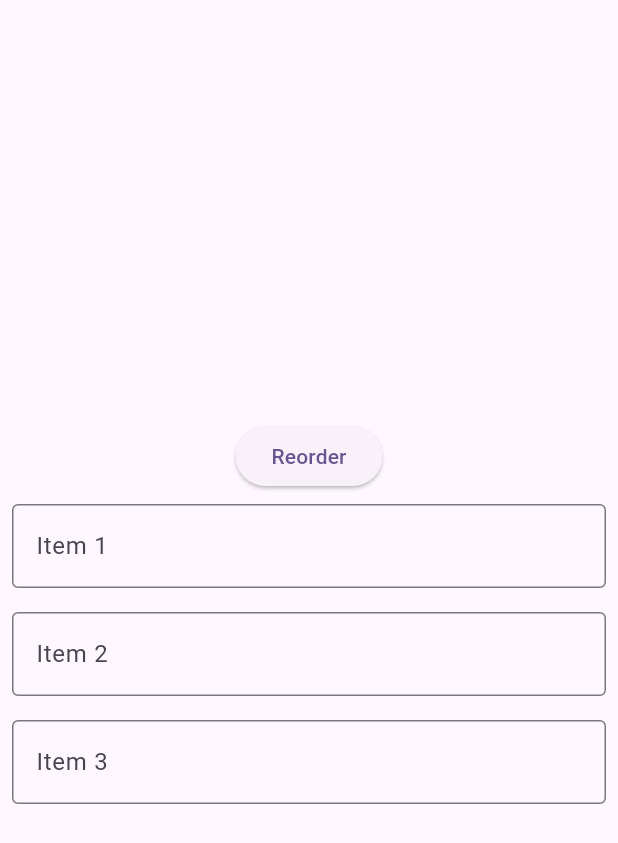
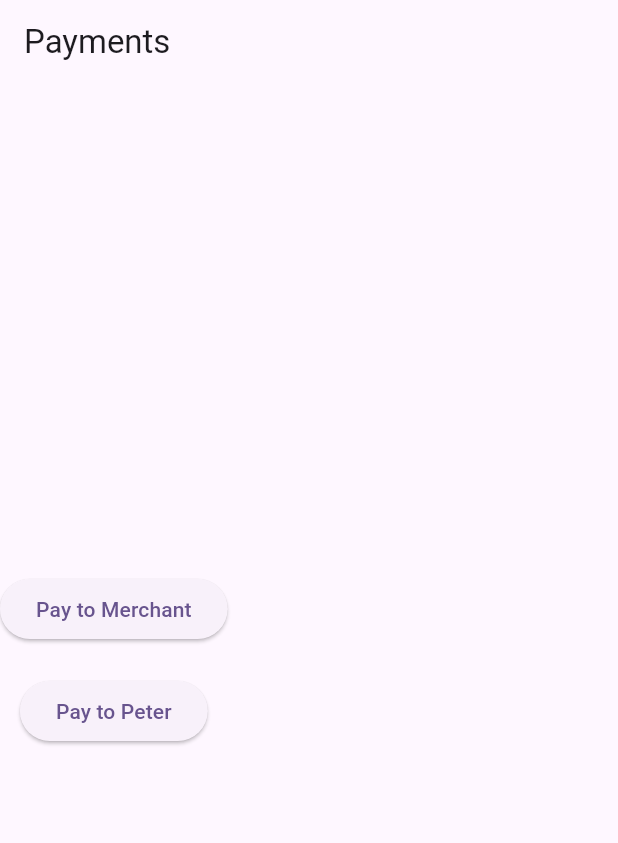
Before and after one commit to AtharvaParkale/flutter-practice, a Flutter app: the screen it shows after launch, on a phone screen of 412 x 824 dp. Shown: the top 843 px of the screen. Run offline on Flutter 3.47's test engine with Material 3 defaults, Android fonts, the phone set to English and light mode, and no system bars; our stand-ins replace bloc, flutter_bloc, get_it, shared_preferences.

Commit message:
:memo: add flutter impl example one

```diff
--- a/lib/features/design_patterns/behavioral/command_pattern/code/client.dart
+++ b/lib/features/design_patterns/behavioral/command_pattern/code/client.dart
@@ -3,9 +3,13 @@ import 'package:flutter_daily_practice/features/design_patterns/behavioral/comma
 import 'package:flutter_daily_practice/features/design_patterns/behavioral/command_pattern/code/receiver.dart';
 
 void main() {
+  // Here light has two functionalities
   final light = Light();
 
+  // We attach on command (When we need to turn on the light)
   final onCommand = LightOnCommand(light);
+
+  // We attach off command (When we need to turn off the light)
   final offCommand = LightOffCommand(light);
 
   final remote = RemoteControl();
--- /dev/null
+++ b/lib/features/design_patterns/behavioral/command_pattern/flutter_impl/button_example/command_pattern/pay_to_merchant_command.dart
@@ -0,0 +1,19 @@
+import 'package:flutter_daily_practice/features/design_patterns/behavioral/command_pattern/code/command_interface.dart';
+import 'package:flutter_daily_practice/features/design_patterns/behavioral/command_pattern/flutter_impl/button_example/command_pattern/payment_service.dart';
+
+class PayToMerchantCommand implements Command {
+  final PaymentService service;
+  final String merchantId;
+  final double amount;
+
+  PayToMerchantCommand({
+    required this.service,
+    required this.merchantId,
+    required this.amount,
+  });
+
+  @override
+  void execute() {
+    service.payToMerchant(merchantId, amount);
+  }
+}
--- /dev/null
+++ b/lib/features/design_patterns/behavioral/command_pattern/flutter_impl/button_example/command_pattern/pay_to_user_command.dart
@@ -0,0 +1,19 @@
+import 'package:flutter_daily_practice/features/design_patterns/behavioral/command_pattern/code/command_interface.dart';
+import 'package:flutter_daily_practice/features/design_patterns/behavioral/command_pattern/flutter_impl/button_example/command_pattern/payment_service.dart';
+
+class PayToUserCommand implements Command {
+  final PaymentService service;
+  final String userId;
+  final double amount;
+
+  PayToUserCommand({
+    required this.service,
+    required this.userId,
+    required this.amount,
+  });
+
+  @override
+  void execute() {
+    service.payToUser(userId, amount);
+  }
+}
--- /dev/null
+++ b/lib/features/design_patterns/behavioral/command_pattern/flutter_impl/button_example/command_pattern/payment_command.dart
@@ -0,0 +1,4 @@
+// This is the command interface
+abstract class PaymentCommand {
+  void execute();
+}
--- /dev/null
+++ b/lib/features/design_patterns/behavioral/command_pattern/flutter_impl/button_example/command_pattern/payment_service.dart
@@ -0,0 +1,13 @@
+// This is receiver (Actual payment logic)
+class PaymentService {
+
+  // User might opt this (Pay to merchant)
+  void payToMerchant(String merchantId, double amount) {
+    print("Paid ₹$amount to merchant: $merchantId");
+  }
+
+  // User might opt this (Pay to User)
+  void payToUser(String userId, double amount) {
+    print("Paid ₹$amount to user: $userId");
+  }
+}
--- /dev/null
+++ b/lib/features/design_patterns/behavioral/command_pattern/flutter_impl/button_example/payment_screen.dart
@@ -0,0 +1,47 @@
+import 'package:flutter/material.dart';
+import 'package:flutter_daily_practice/features/design_patterns/behavioral/command_pattern/flutter_impl/button_example/command_pattern/pay_to_merchant_command.dart';
+import 'package:flutter_daily_practice/features/design_patterns/behavioral/command_pattern/flutter_impl/button_example/command_pattern/pay_to_user_command.dart';
+import 'package:flutter_daily_practice/features/design_patterns/behavioral/command_pattern/flutter_impl/button_example/command_pattern/payment_service.dart';
+
+class PaymentScreen extends StatelessWidget {
+  final PaymentService service = PaymentService();
+
+  PaymentScreen({super.key});
+
+  @override
+  Widget build(BuildContext context) {
+    final merchantCommand = PayToMerchantCommand(
+      service: service,
+      merchantId: "MERCHANT_123",
+      amount: 500,
+    );
+
+    final p2pCommand = PayToUserCommand(
+      service: service,
+      userId: "PETER_456",
+      amount: 200,
+    );
+
+    return Scaffold(
+      appBar: AppBar(title: Text("Payments")),
+      body: Column(
+        mainAxisAlignment: MainAxisAlignment.center,
+        children: [
+          /// 🏪 Pay to Merchant
+          ElevatedButton(
+            onPressed: merchantCommand.execute,
+            child: Text("Pay to Merchant"),
+          ),
+
+          SizedBox(height: 20),
+
+          /// 👤 Pay to Peter (P2P)
+          ElevatedButton(
+            onPressed: p2pCommand.execute,
+            child: Text("Pay to Peter"),
+          ),
+        ],
+      ),
+    );
+  }
+}
--- a/lib/main.dart
+++ b/lib/main.dart
@@ -1,7 +1,7 @@
 import 'package:flutter/material.dart';
 import 'package:flutter_bloc/flutter_bloc.dart';
 import 'package:flutter_daily_practice/dependency_manager/init_dependencies.dart';
-import 'package:flutter_daily_practice/features/daily/element_diffin/value_key_example.dart';
+import 'package:flutter_daily_practice/features/design_patterns/behavioral/command_pattern/flutter_impl/button_example/payment_screen.dart';
 import 'package:flutter_daily_practice/features/home/presentation/bloc/home_bloc.dart';
 
 Future<void> main() async {
@@ -25,7 +25,7 @@ class MyApp extends StatelessWidget {
       theme: ThemeData(
         colorScheme: ColorScheme.fromSeed(seedColor: Colors.deepPurple),
       ),
-      home: ValueKeyExample(),
+      home: PaymentScreen(),
     );
   }
 }
```
